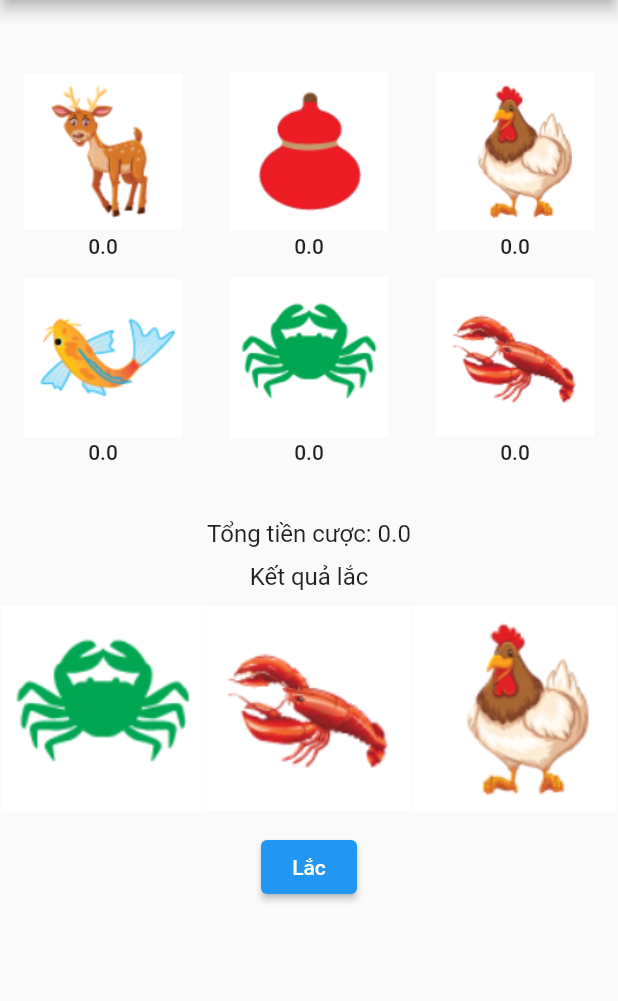
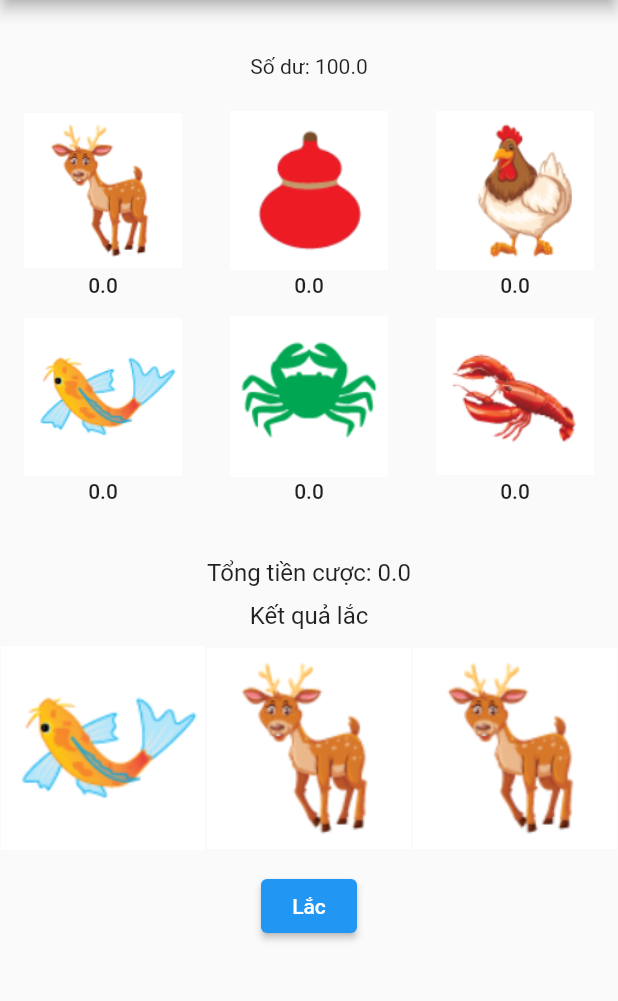
Before and after one commit to hoainam-dev/bau-cua, a Flutter app: the screen it shows after launch, after a tap on "Lắc", on a phone screen of 412 x 824 dp, the part 84-1085 px from its top. Run offline on Flutter 3.47's test engine with Material 2 defaults, Android fonts, the phone set to English and light mode, and no system bars; our stand-ins replace cloud_firestore, firebase_auth, firebase_core, google_sign_in, simple_animations, supercharged; accounts and stored records are empty.

Commit message:
[namhh][dev][bau-cua]_commit update code

```diff
--- a/lib/Screen/Home.dart
+++ b/lib/Screen/Home.dart
@@ -1,8 +1,19 @@
 import 'dart:math';
 
+import 'package:baucua/Screen/Auth/login_google.dart';
 import 'package:baucua/Screen/Profile/profile.dart';
 import 'package:firebase_auth/firebase_auth.dart';
 import 'package:flutter/material.dart';
+
+//map item {keys: name, value: coins}
+Map<String, double> mapItems = {
+  'nai': 0,
+  'bau': 0,
+  'ga': 0,
+  'ca': 0,
+  'cua': 0,
+  'tom': 0
+};
 
 class Home extends StatefulWidget {
   const Home({Key? key}) : super(key: key);
@@ -14,72 +25,86 @@ class Home extends StatefulWidget {
 class _HomeState extends State<Home> {
   final User? user = FirebaseAuth.instance.currentUser;
 
-  //map item
-  Map<String, double> _mapItems = {
-    'nai': 0,
-    'bau': 0,
-    'ga': 0,
-    'ca': 0,
-    'cua': 0,
-    'tom': 0
-  };
-
-
-  List<String> _randomItems = [
-    'nai',
-    'nai',
-    'nai',
-  ];
+  late List<String> randomList = [];
 
   Map<String, double> _mapBet = {'': 0};
 
-  String _randomItem1 = 'nai';
-  String _randomItem2 = 'nai';
-  String _randomItem3 = 'nai';
+  final Random _random = Random();
 
-  TextEditingController _betController = new TextEditingController();
-  double _betAmounttotal = 0;
-  double _totalCoins = 100;
+  //declare randomIndex
+  late int _randomIndex1;
+  late int _randomIndex2;
+  late int _randomIndex3;
 
-  int _randomNum = 0;
+  //declare randomItem
+  late String _randomItem1;
+  late String _randomItem2;
+  late String _randomItem3;
 
-  Random _random = Random();
+  //Init
+  @override
+  void initState() {
+    //set state init index for dice 1,2,3
+    _randomIndex1 = _random.nextInt(6);
+    _randomIndex2 = _random.nextInt(6);
+    _randomIndex3 = _random.nextInt(6);
 
-  void _randomRecursion(int randomNum){
-    if (randomNum%6<6) // điều kiện dừng
+    //set state init item for dice 1,2,3
+    _randomItem1 = mapItems.keys.toList()[_randomIndex1];
+    _randomItem2 = mapItems.keys.toList()[_randomIndex2];
+    _randomItem3 = mapItems.keys.toList()[_randomIndex3];
+    // TODO: implement initState
+    super.initState();
+  }
+
+  TextEditingController _betController = new TextEditingController();//coins bet ipnut
+  double _betAmountTotal = 0;//coins bet total
+  double _totalCoins = 100;//coins total
+
+  //recursive function to random according to the rule
+  int _randomRecursion(int randomNum){
+    if (randomNum>5) //recursive exit condition
         {
-      _randomRecursion(randomNum);
+      randomNum = randomNum-6;
+      return _randomRecursion(randomNum);
     }
-    randomNum = randomNum%6;
+    return randomNum;
   }
 
   void _roll() {
     setState(() {
-      //random khong theo quy luat
-      _randomItem1 = _mapItems.keys.toList()[_random.nextInt(_mapItems.length)];
-      _randomItem2 = _mapItems.keys.toList()[_random.nextInt(_mapItems.length)];
+      //set index for dice3 by rule
+      _randomIndex3 = _randomIndex1+_randomIndex2+_randomIndex3+1;
+      _randomRecursion(_randomIndex3);
+      _randomItem3 = mapItems.keys.toList()[_randomRecursion(_randomIndex3)];
 
-      //random theo quy luat
+      //random index for dice1 and dice2
+      _randomIndex1 = _random.nextInt(mapItems.length);
+      _randomIndex2 = _random.nextInt(mapItems.length);
 
+      //random index for dice1 and dice2
+      _randomItem1 = mapItems.keys.toList()[_randomIndex1];
+      _randomItem2 = mapItems.keys.toList()[_randomIndex2];
 
-      _randomItem3 = _mapItems.keys.toList()[_random.nextInt(_mapItems.length)];
+      //clear old list and add new item into list before random
+      randomList.clear();
+      randomList.add(_randomItem1);
+      randomList.add(_randomItem2);
+      randomList.add(_randomItem3);
 
-      _randomItems.clear();
-      _randomItems.add(_randomItem1);
-      _randomItems.add(_randomItem2);
-      _randomItems.add(_randomItem3);
-
-      for (var randomItem in _randomItems) {
+      //check bet
+      for (var randomItem in randomList) {
         _mapBet.forEach((i, value) {
           if (randomItem == i) {
             _totalCoins += value * 2;
           }
         });
       }
+
       //set map to default
       _mapBet.clear();
-      _betAmounttotal = 0;
-      _mapItems = {
+      _betAmountTotal = 0;
+      mapItems = {
         'nai': 0,
         'bau': 0,
         'ga': 0,
@@ -90,6 +115,7 @@ class _HomeState extends State<Home> {
     });
   }
 
+  //Function show widget to input bet
   bet(String item) async {
     await showModalBottomSheet(
         isScrollControlled: true,
@@ -115,23 +141,23 @@ class _HomeState extends State<Home> {
                   onPressed: () async {
                     final String _bet = _betController.text;
                     if (_bet != null && double.parse(_bet) <= _totalCoins) {
-                      _mapBet[item] = double.parse(_bet);
+                      double coinsBet = 0;
+                      if(_mapBet[item]!=null){
+                        coinsBet = _mapBet[item]!;
+                      }
+                      _mapBet[item] = double.parse(_bet) + coinsBet;
                       setState(() {
-                        _mapItems[item] = double.parse(_bet);
+                        mapItems[item] = double.parse(_bet) + coinsBet;
                       });
                       _totalCoins -= double.parse(_bet);
-                      _betAmounttotal += double.parse(_bet);
+                      _betAmountTotal += double.parse(_bet);
                       Navigator.of(context).pop();
                     } else {
                       ScaffoldMessenger.of(context).showSnackBar(const SnackBar(
                           content: Text(
                               'Số dư tài khoản không đủ. Vui lòng nạp thêm tiền.',
                               style: TextStyle(color: Colors.red))));
-                      // Navigator.of(context).pop();
-                      Navigator.pushReplacement(
-                          context,
-                          MaterialPageRoute(
-                              builder: (BuildContext context) => super.widget));
+                      Navigator.of(context).pop();
                     }
                   },
                 )
@@ -166,7 +192,7 @@ class _HomeState extends State<Home> {
             child: Column(
               children: <Widget>[
                 const SizedBox(height: 10),
-            StreamBuilder<User?>(
+                StreamBuilder<User?>( //check haven been login
                     stream: FirebaseAuth.instance.authStateChanges(),
                     builder: (context, snapshot) {
                       if (snapshot.hasData) {
@@ -174,46 +200,83 @@ class _HomeState extends State<Home> {
                       } else
                         return Text("");
                     }),
+                const SizedBox(height: 10),
+                Text("Số dư: ${_totalCoins}"),
                 const SizedBox(height: 20),
-            Container(
+                StreamBuilder<User?>( //check haven been login
+                    stream: FirebaseAuth.instance.authStateChanges(),
+                    builder: (context, snapshot) {
+                      if (snapshot.hasData) {
+                        return Container(
                             height: 300,
                             width: MediaQuery.of(context).size.width,
                             child: GridView.count(
                                 crossAxisCount: 3,
-                    children: List.generate(_mapItems.length, (index) {
+                                children: List.generate(mapItems.length, (index) {
                                   return Center(
                                       child: Container(
                                           child: ConstrainedBox(
                                               constraints: const BoxConstraints.expand(),
                                               child: FlatButton(
                                                 onPressed: () {
-                                      bet(_mapItems.keys.toList()[index]);
+                                                  bet(mapItems.keys.toList()[index]);
                                                 },
                                                 child: Column(
                                                   children: [
                                                     Image.asset(
-                                            'assets/img/${_mapItems.keys.toList()[index]}.png',
+                                                        'assets/img/${mapItems.keys.toList()[index]}.png',
                                                         height: 110,
                                                         width: 110),
                                                     Text(
-                                            "${_mapItems.values.toList()[index]}")
+                                                        "${mapItems.values.toList()[index]}")
                                                   ],
                                                 ),
                                               ))));
-                    }))),
-            Text("Tổng tiền cược: ${_betAmounttotal}", style: TextStyle(fontSize: 16)),
+                                })));
+                      } else
+                        return Container(
+                            height: 300,
+                            width: MediaQuery.of(context).size.width,
+                            child: GridView.count(
+                                crossAxisCount: 3,
+                                children: List.generate(mapItems.length, (index) {
+                                  return Center(
+                                      child: Container(
+                                          child: ConstrainedBox(
+                                              constraints: const BoxConstraints.expand(),
+                                              child: FlatButton(
+                                                onPressed: () {
+                                                  Navigator.push(context,
+                                                      MaterialPageRoute(builder: (context) =>
+                                                          LoginWithGoogle()));
+                                                },
+                                                child: Column(
+                                                  children: [
+                                                    Image.asset(
+                                                        'assets/img/${mapItems.keys.toList()[index]}.png',
+                                                        height: 110,
+                                                        width: 110),
+                                                    Text(
+                                                        "${mapItems.values.toList()[index]}")
+                                                  ],
+                                                ),
+                                              ))));
+                                })));
+                    }),
+                Text("Tổng tiền cược: ${_betAmountTotal}", style: TextStyle(fontSize: 16)),
                 SizedBox(height: 10),
                 const Text("Kết quả lắc", style: TextStyle(fontSize: 16)),
                 SizedBox(height: 10),
+                randomList.length>0?
                 Container(
                     height: 150,
                     width: MediaQuery.of(context).size.width,
                     child: GridView.count(
                         crossAxisCount: 3,
-                    children: List.generate(_randomItems.length, (index) {
-                      return Image.asset('assets/img/${_randomItems[index]}.png',
+                        children: List.generate(randomList.length, (index) {
+                          return Image.asset('assets/img/${randomList[index]}.png',
                               height: 90, width: 90);
-                    }))),
+                        }))):Container(),
                 Container(
                     height: MediaQuery.of(context).size.height,
                     width: MediaQuery.of(context).size.width,
--- a/lib/main.dart
+++ b/lib/main.dart
@@ -1,4 +1,3 @@
-import 'package:baucua/Screen/BauCuaScreen.dart';
 import 'package:baucua/Screen/Home.dart';
 import 'package:firebase_core/firebase_core.dart';
 import 'package:flutter/material.dart';
```
Also changed, not shown: lib/Screen/BauCuaScreen.dart (deleted, +0 -216 lines). Lines whose indentation alone changed are shown as unchanged.
